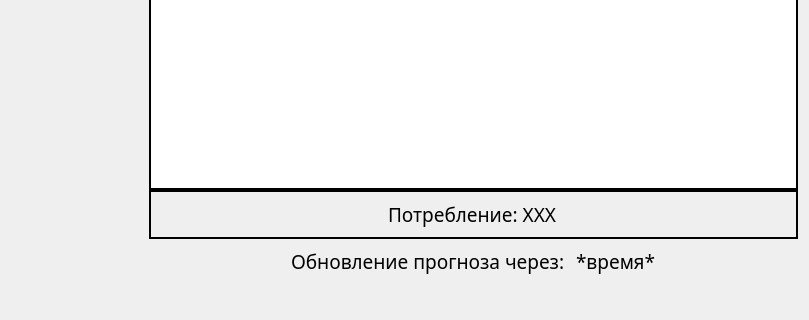
First picture: the form in RoleMenu/UI/EnergyMenu.ui, repository G3RKA/EFS-Energy-Forecasting-System, before the edit; both pictures show x 191 to 1000 and y 330 to 650 of the 1000 by 650 pixel window.
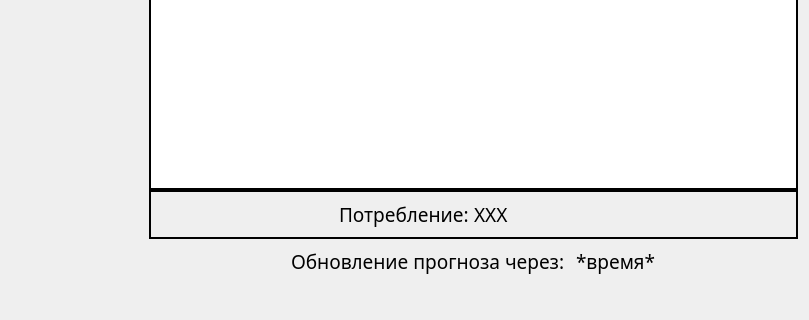
Second picture: the form after the edit.

Commit message: [ADD] Consume Data Table complete + class for forecast

Diff of the .ui file:
```diff
--- a/RoleMenu/UI/EnergyMenu.ui
+++ b/RoleMenu/UI/EnergyMenu.ui
@@ -158,6 +158,12 @@
      </item>
      <item>
       <widget class="QFrame" name="SummaryInfo">
+       <property name="font">
+        <font>
+         <family>Merriweather</family>
+         <pointsize>14</pointsize>
+        </font>
+       </property>
        <property name="frameShape">
         <enum>QFrame::Shape::Box</enum>
        </property>
@@ -167,8 +173,11 @@
        <property name="lineWidth">
         <number>2</number>
        </property>
-       <layout class="QVBoxLayout" name="verticalLayout_2">
-        <item alignment="Qt::AlignmentFlag::AlignHCenter">
+       <layout class="QHBoxLayout" name="horizontalLayout_3">
+        <property name="spacing">
+         <number>0</number>
+        </property>
+        <item alignment="Qt::AlignmentFlag::AlignRight">
          <widget class="QLabel" name="SummaryLabel">
           <property name="font">
            <font>
@@ -177,7 +186,20 @@
            </font>
           </property>
           <property name="text">
-           <string>Потребление: XXX</string>
+           <string>Потребление: </string>
+          </property>
+         </widget>
+        </item>
+        <item>
+         <widget class="QLabel" name="label">
+          <property name="font">
+           <font>
+            <family>Merriweather</family>
+            <pointsize>14</pointsize>
+           </font>
+          </property>
+          <property name="text">
+           <string>XXX</string>
           </property>
          </widget>
         </item>
```
The commit also changes 20 other files.
